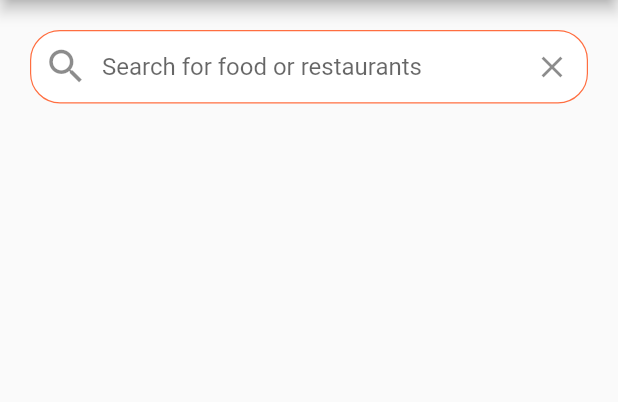
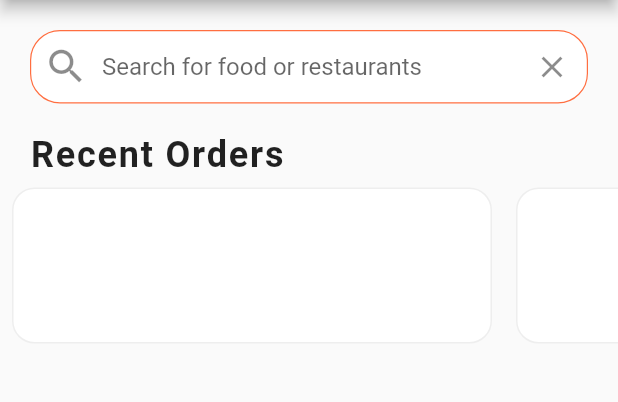
Before and after one commit to prufect/flutter_food_delivery_ui, a Flutter app: the screen it shows after launch, on a phone screen of 412 x 824 dp, the part 84-486 px from its top. Run offline on Flutter 3.47's test engine with Material 2 defaults, Android fonts, the phone set to English and light mode, and no system bars.

Commit message:
Create recent orders outline

```diff
--- a/lib/screens/home_screen.dart
+++ b/lib/screens/home_screen.dart
@@ -1,5 +1,6 @@
 import 'package:flutter/material.dart';
 import 'package:flutter_food_delivery_ui/data/data.dart';
+import 'package:flutter_food_delivery_ui/widgets/recent_orders.dart';
 
 class HomeScreen extends StatefulWidget {
   @override
@@ -61,6 +62,7 @@ class _HomeScreenState extends State<HomeScreen> {
               ),
             ),
           ),
+          RecentOrders(),
         ],
       ),
     );
--- /dev/null
+++ b/lib/widgets/recent_orders.dart
@@ -0,0 +1,51 @@
+import 'package:flutter/material.dart';
+import 'package:flutter_food_delivery_ui/data/data.dart';
+import 'package:flutter_food_delivery_ui/models/order.dart';
+
+class RecentOrders extends StatelessWidget {
+  _buildRecentOrder(BuildContext context, Order order) {
+    return Container(
+      margin: EdgeInsets.all(8.0),
+      width: 320,
+      decoration: BoxDecoration(
+        color: Colors.white,
+        borderRadius: BorderRadius.circular(15.0),
+        border: Border.all(
+          width: 1.0,
+          color: Colors.grey[200],
+        ),
+      ),
+    );
+  }
+
+  @override
+  Widget build(BuildContext context) {
+    return Column(
+      crossAxisAlignment: CrossAxisAlignment.start,
+      children: [
+        Padding(
+          padding: EdgeInsets.symmetric(horizontal: 20.0),
+          child: Text(
+            "Recent Orders",
+            style: TextStyle(
+              fontSize: 24.0,
+              fontWeight: FontWeight.w600,
+              letterSpacing: 1.2,
+            ),
+          ),
+        ),
+        Container(
+          height: 120,
+          child: ListView.builder(
+            scrollDirection: Axis.horizontal,
+            itemCount: currentUser.orders.length,
+            itemBuilder: (BuildContext context, int index) {
+              final Order order = currentUser.orders[index];
+              return _buildRecentOrder(context, order);
+            },
+          ),
+        ),
+      ],
+    );
+  }
+}
```
